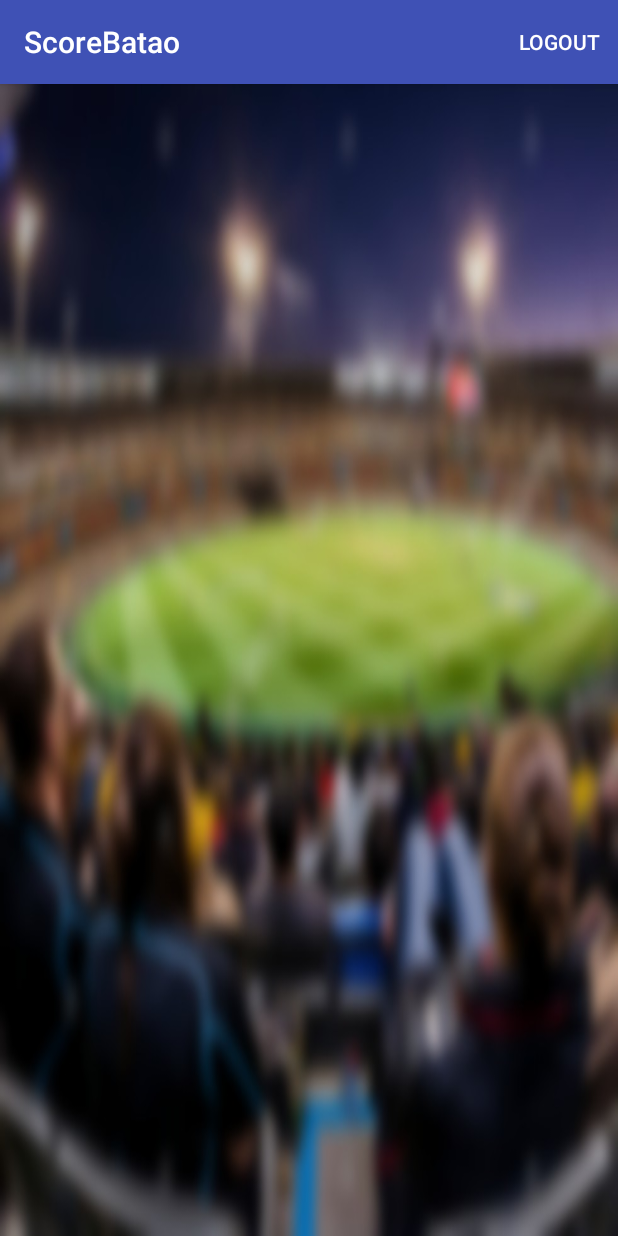
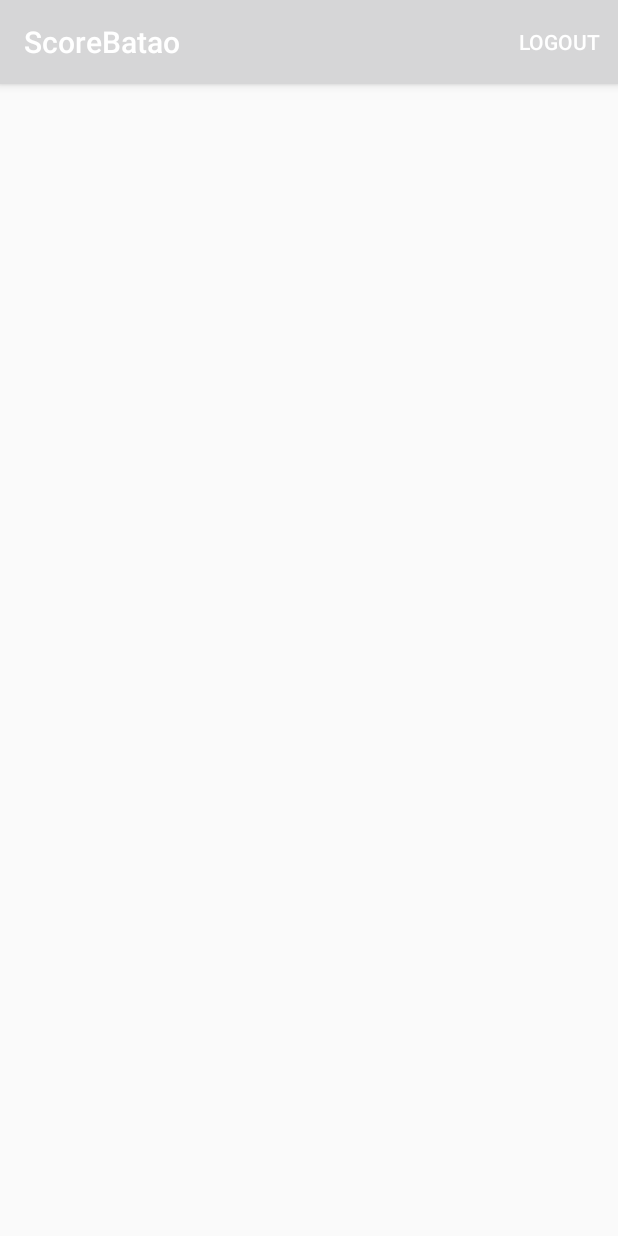
Before and after one commit to Muhammadwahab/ScoreBatao, an Android app: the screen it shows after launch once a user with an empty profile is signed in (listOfMatch), on a phone screen of 412 x 824 dp. Run offline under Robolectric (Android 15) with nearby library versions, the phone set to English and light mode, and no system bars; our stand-ins replace Firebase (no records; nobody signed in at launch, a user with empty details on screens opened directly), Volley; libraries missing offline, so code that uses them is left out: com.facebook, com.facebook.login; network calls fail; 8 statements that could not run were skipped.

Commit message:
working project

```diff
--- a/app/src/main/java/Fragment/currentMatch.java
+++ b/app/src/main/java/Fragment/currentMatch.java
@@ -104,7 +104,8 @@ public class currentMatch extends Fragment {
                     public void onResponse(String response) {
                         // Display the first 500 characters of the response string.
                         currentMatchesAdapter.clear();
-                        currentMatchesAdapter.addAll(getData(response));
+                        arrayList=getData(response);
+                        currentMatchesAdapter.addAll(arrayList);
                         currentMatchesAdapter.notifyDataSetChanged();
                     }
                 }, new Response.ErrorListener() {
@@ -127,7 +128,7 @@ public class currentMatch extends Fragment {
 
             for (int i = 0; i < arrayOfMatches.length(); i++) {
                 JSONObject localData = (JSONObject) arrayOfMatches.get(i);
-                if(localData.getBoolean("matchStarted")==false)
+                if(localData.getBoolean("matchStarted")==true)
                 {
                     continue;
                 }
--- a/app/src/main/java/com/example/abdull/scorebatao/Activity/StartScreen.java
+++ b/app/src/main/java/com/example/abdull/scorebatao/Activity/StartScreen.java
@@ -115,9 +115,9 @@ public class StartScreen extends AppCompatActivity implements View.OnClickListen
                     sharedpreferences = getSharedPreferences(utilityConstant.MyPREFERENCES,Context.MODE_PRIVATE);
                     SharedPreferences.Editor editor = sharedpreferences.edit();
 
-                    editor.putString("email", emailOfFB);
+                    editor.putString(utilityConstant.email, emailOfFB);
                     editor.commit();
-                    myRef.addValueEventListener(new ValueEventListener() {
+                    myRef.addListenerForSingleValueEvent(new ValueEventListener() {
                         @Override
                         public void onDataChange(DataSnapshot dataSnapshot) {
                             // This method is called once with the initial value and again
@@ -310,7 +310,7 @@ public class StartScreen extends AppCompatActivity implements View.OnClickListen
         if(accessToken!=null)
         {
             sharedpreferences = getSharedPreferences(utilityConstant.MyPREFERENCES, Context.MODE_PRIVATE);
-            String Email = sharedpreferences.getString("email","not found");
+            String Email = sharedpreferences.getString(utilityConstant.email,"not found");
             Intent ListOFScreen = new Intent(StartScreen.this, listOfMatch.class);
             ListOFScreen.putExtra("Email",Email);
             signInMethod(utilityConstant.facebook);
@@ -319,7 +319,7 @@ public class StartScreen extends AppCompatActivity implements View.OnClickListen
         }
         else
         {
-            Toast.makeText(this, "Fb Not Sign In ", Toast.LENGTH_SHORT).show();
+           // Toast.makeText(this, "Fb Not Sign In ", Toast.LENGTH_SHORT).show();
         }
     }
     @Override
--- a/app/src/main/java/com/example/abdull/scorebatao/Activity/listOfMatch.java
+++ b/app/src/main/java/com/example/abdull/scorebatao/Activity/listOfMatch.java
@@ -62,6 +62,8 @@ public class listOfMatch extends AppCompatActivity {
                     SharedPreferences preferences = getSharedPreferences(utilityConstant.MyPREFERENCES, 0);
                     preferences.edit().remove(utilityConstant.requestCatche).commit();
                     preferences.edit().remove(utilityConstant.emailRequest).commit();
+                    preferences.edit().remove(utilityConstant.email).commit();
+                    preferences.edit().remove(utilityConstant.signInMethod).commit();
                 }
                 else if(verify.equalsIgnoreCase(utilityConstant.custom))
                 {
@@ -70,6 +72,8 @@ public class listOfMatch extends AppCompatActivity {
                     SharedPreferences preferences = getSharedPreferences(utilityConstant.MyPREFERENCES, 0);
                     preferences.edit().remove(utilityConstant.requestCatche).commit();
                     preferences.edit().remove(utilityConstant.emailRequest).commit();
+                    preferences.edit().remove(utilityConstant.email).commit();
+                    preferences.edit().remove(utilityConstant.signInMethod).commit();
                     startActivity(new Intent(listOfMatch.this,MainActivity.class));
 
                 }
--- a/app/src/main/java/utility/utilityConstant.java
+++ b/app/src/main/java/utility/utilityConstant.java
@@ -15,7 +15,11 @@ public class utilityConstant {
     public static String signInMethod="signInMethod";
     public static String facebook="facebook";
     public static String custom="custom";
+    public static String email="email";
     public static long NOTIFY_INTERVAL = 10 * 1000; // 10 seconds
+    public static int CHECKCOUNT =0; // 10 seconds
+    public static String ODI="One-Day Internationals";
+
 
 
 
--- a/app/src/main/res/layout/activity_list_of_match.xml
+++ b/app/src/main/res/layout/activity_list_of_match.xml
@@ -1,11 +1,13 @@
 <?xml version="1.0" encoding="utf-8"?>
-<android.support.constraint.ConstraintLayout xmlns:android="http://schemas.android.com/apk/res/android"
+<LinearLayout xmlns:android="http://schemas.android.com/apk/res/android"
     xmlns:app="http://schemas.android.com/apk/res-auto"
     xmlns:tools="http://schemas.android.com/tools"
+    android:id="@+id/currentMatch"
     android:layout_width="match_parent"
     android:layout_height="match_parent"
-    android:background="@drawable/login"
-    android:id="@+id/currentMatch"
+    android:orientation="vertical"
     tools:context="com.example.abdull.scorebatao.Activity.listOfMatch">
 
-</android.support.constraint.ConstraintLayout>
+
+
+</LinearLayout>
--- a/app/src/main/res/layout/current_match.xml
+++ b/app/src/main/res/layout/current_match.xml
@@ -1,13 +1,9 @@
 <?xml version="1.0" encoding="utf-8"?>
-<LinearLayout xmlns:android="http://schemas.android.com/apk/res/android"
-    android:orientation="vertical" android:layout_width="match_parent"
-    android:layout_height="wrap_content">
+
 
     <ListView
-
-        android:layout_height="wrap_content"
+        xmlns:android="http://schemas.android.com/apk/res/android"
+        android:layout_height="match_parent"
         android:layout_width="match_parent"
         android:id="@+id/curretListView"
         />
-
-</LinearLayout>
--- a/app/src/main/res/values/colors.xml
+++ b/app/src/main/res/values/colors.xml
@@ -1,8 +1,8 @@
 <?xml version="1.0" encoding="utf-8"?>
 <resources>
-    <color name="colorPrimary">#3F51B5</color>
+    <color name="colorPrimary">#ffffff</color>
     <color name="colorPrimaryDark">#303F9F</color>
-    <color name="colorAccent">#FF4081</color>
+    <color name="colorAccent">#bab7c1</color>
     <color name="defult">#e1e0de</color>
 
 </resources>
--- a/app/src/main/res/values/strings.xml
+++ b/app/src/main/res/values/strings.xml
@@ -3,10 +3,10 @@
     <string name="facebook_app_id">283558618714406</string>
     <string name="fb_login_protocol_scheme">fb283558618714406</string>
     <string-array name="timeofMatch">
+        <item>2</item>
+        <item>5</item>
         <item>10</item>
-        <item>20</item>
         <item>30</item>
-        <item>40</item>
         <item>50</item>
         <item>60</item>
     </string-array>
--- a/app/src/main/res/values/styles.xml
+++ b/app/src/main/res/values/styles.xml
@@ -3,7 +3,7 @@
     <!-- Base application theme. -->
     <style name="AppTheme" parent="Theme.AppCompat.Light.DarkActionBar">
         <!-- Customize your theme here. -->
-        <item name="colorPrimary">@color/colorPrimary</item>
+        <item name="colorPrimary">@color/com_smart_login_code</item>
         <item name="colorPrimaryDark">@color/colorPrimaryDark</item>
         <item name="colorAccent">@color/colorAccent</item>
     </style>
```
Also changed, not shown: app/src/main/AndroidManifest.xml (+6 -3 lines), app/src/main/java/Adapter/currentMatchesAdapter.java (+37 -7 lines), app/src/main/java/com/example/abdull/scorebatao/Activity/PersonsDetail.java (+75 -7 lines), app/src/main/java/com/example/abdull/scorebatao/Activity/services.java (+24 -1 lines), app/src/main/res/layout/matches_view_adapter_layout.xml (+10 -7 lines), app/src/main/res/mipmap-xxhdpi/ll.png (added), app/src/main/res/mipmap-xxhdpi/sb.png (added).
